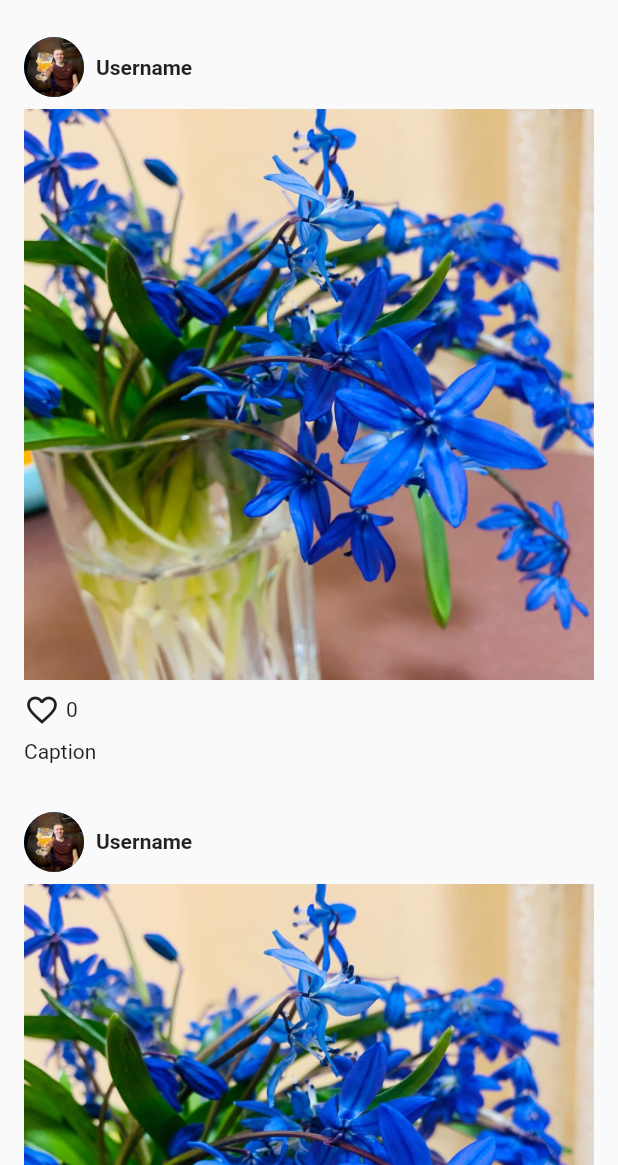
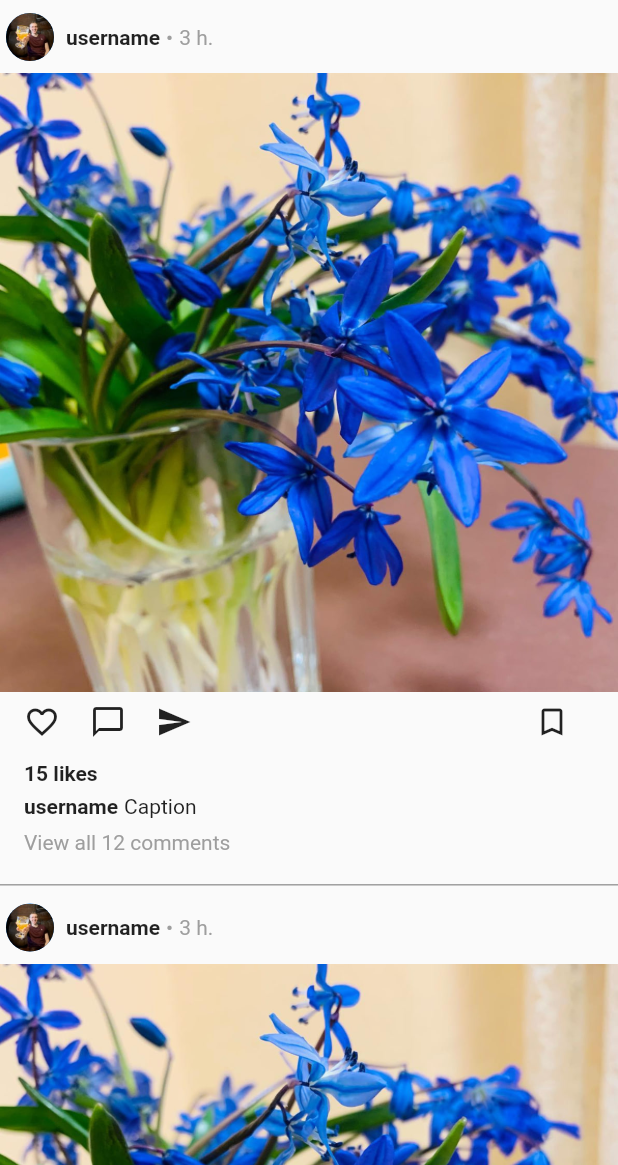
Before and after one commit to ahtoxaandy999/insta_ui, a Flutter app: the screen it shows after launch, on a phone screen of 412 x 824 dp, the part 71-1236 px from its top. Run offline on Flutter 3.47's test engine with Material 2 defaults, Android fonts, the light colour scheme and no system bars; our stand-ins replace auto_route, flutter_bloc, freezed_annotation, google_fonts; statements that could not run were skipped.

Commit message:
Update PostWidget

```diff
--- a/lib/presentation/home/home_page.dart
+++ b/lib/presentation/home/home_page.dart
@@ -32,8 +32,6 @@ class MyHomeScreen extends StatefulWidget implements AutoRouteWrapper {
 }
 
 class _MyHomeScreenState extends State<MyHomeScreen> {
-  bool isDarkModeEnabled = false;
-
   @override
   Widget build(BuildContext context) {
     return Scaffold(
@@ -56,17 +54,25 @@ class _MyHomeScreenState extends State<MyHomeScreen> {
           ),
         ],
       ),
-      body: ListView.builder(
+      body: Center(
+        child: Container(
+          constraints: const BoxConstraints(
+            maxWidth: 470.0,
+          ),
+          child: ListView.builder(
             itemCount: 10,
             itemBuilder: (context, index) {
               return const PostWidget(
-            username: 'Username',
+                username: 'username',
                 avatarImage: 'assets/avatar.jpg',
                 postImage: 'assets/post_image.jpg',
-            likes: 0,
+                likes: 15,
                 caption: 'Caption',
+                publicationTime: '3 h.',
               );
             },
+          ),
+        ),
       ),
     );
   }
--- a/lib/presentation/home/widgets/post.dart
+++ b/lib/presentation/home/widgets/post.dart
@@ -1,6 +1,10 @@
 import 'package:flutter/material.dart';
+import 'package:insta_ui/presentation/home/widgets/post_actions.dart';
+import 'package:insta_ui/presentation/home/widgets/post_comments.dart';
+import 'package:insta_ui/presentation/home/widgets/post_head.dart';
+import 'package:insta_ui/presentation/home/widgets/post_info.dart';
 
-class PostWidget extends StatelessWidget {
+class PostWidget extends StatefulWidget {
   const PostWidget({
     Key? key,
     required this.username,
@@ -8,6 +12,7 @@ class PostWidget extends StatelessWidget {
     required this.postImage,
     required this.likes,
     required this.caption,
+    required this.publicationTime,
   }) : super(key: key);
 
   final String username;
@@ -15,41 +20,53 @@ class PostWidget extends StatelessWidget {
   final String postImage;
   final int likes;
   final String caption;
+  final String publicationTime;
+
+  @override
+  _PostWidgetState createState() => _PostWidgetState();
+}
+
+class _PostWidgetState extends State<PostWidget> {
+  bool isFavoriteHovered = false;
+  bool isChatHovered = false;
+  bool isSendHovered = false;
+  bool isBookmarkHovered = false;
 
   @override
   Widget build(BuildContext context) {
     return Container(
-      padding: const EdgeInsets.all(16.0),
+      padding: const EdgeInsets.only(bottom: 20.0),
+      decoration: const BoxDecoration(
+        border: Border(bottom: BorderSide(width: 1.0, color: Colors.grey)),
+      ),
+      margin: const EdgeInsets.only(bottom: 12.0),
       child: Column(
-        crossAxisAlignment: CrossAxisAlignment.start,
+        crossAxisAlignment: CrossAxisAlignment.center,
         children: [
-          Row(
-            children: [
-              CircleAvatar(
-                radius: 20.0,
-                backgroundImage: AssetImage(avatarImage),
-              ),
-              const SizedBox(width: 8.0),
-              Text(
-                username,
-                style: const TextStyle(
-                  fontWeight: FontWeight.bold,
+          PostHead(
+              username: widget.username,
+              avatarImage: widget.avatarImage,
+              publicationTime: widget.publicationTime),
+          const SizedBox(height: 8.0),
+          Image.asset(widget.postImage),
+          Container(
+            padding: const EdgeInsets.symmetric(horizontal: 16.0),
+            child: Column(
+              children: [
+                Transform.translate(
+                  offset: const Offset(-8.0, 0.0),
+                  child: const PostActions(),
                 ),
-              ),
-            ],
+                const SizedBox(height: 6.0),
+                PostInfo(
+                    likes: widget.likes,
+                    username: widget.username,
+                    caption: widget.caption),
+                const SizedBox(height: 8.0),
+                const PostComments(commentsText: 'View all 12 comments'),
+              ],
+            ),
           ),
-          const SizedBox(height: 8.0),
-          Image.asset(postImage),
-          const SizedBox(height: 8.0),
-          Row(
-            children: [
-              const Icon(Icons.favorite_border),
-              const SizedBox(width: 4.0),
-              Text(likes.toString()),
-            ],
-          ),
-          const SizedBox(height: 8.0),
-          Text(caption),
         ],
       ),
     );
--- /dev/null
+++ b/lib/presentation/home/widgets/post_actions.dart
@@ -0,0 +1,107 @@
+import 'package:flutter/material.dart';
+
+class PostActions extends StatefulWidget {
+  const PostActions({super.key});
+
+  @override
+  _PostActionsState createState() => _PostActionsState();
+}
+
+class _PostActionsState extends State<PostActions> {
+  bool isFavoriteHovered = false;
+  bool isChatHovered = false;
+  bool isSendHovered = false;
+  bool isBookmarkHovered = false;
+
+  @override
+  Widget build(BuildContext context) {
+    return Row(
+      mainAxisAlignment: MainAxisAlignment.spaceBetween,
+      children: [
+        Row(
+          children: [
+            MouseRegion(
+              onHover: (event) {
+                setState(() {
+                  isFavoriteHovered = true;
+                });
+              },
+              onExit: (event) {
+                setState(() {
+                  isFavoriteHovered = false;
+                });
+              },
+              child: Padding(
+                padding: const EdgeInsets.all(8.0),
+                child: Opacity(
+                  opacity: isFavoriteHovered ? 0.7 : 1.0,
+                  child: const Icon(Icons.favorite_border),
+                ),
+              ),
+            ),
+            const SizedBox(width: 4.0),
+            // Repeat the same pattern for other icons
+            MouseRegion(
+              onHover: (event) {
+                setState(() {
+                  isChatHovered = true;
+                });
+              },
+              onExit: (event) {
+                setState(() {
+                  isChatHovered = false;
+                });
+              },
+              child: Padding(
+                padding: const EdgeInsets.all(8.0),
+                child: Opacity(
+                  opacity: isChatHovered ? 0.7 : 1.0,
+                  child: const Icon(Icons.chat_bubble_outline),
+                ),
+              ),
+            ),
+            const SizedBox(width: 4.0),
+            MouseRegion(
+              onHover: (event) {
+                setState(() {
+                  isSendHovered = true;
+                });
+              },
+              onExit: (event) {
+                setState(() {
+                  isSendHovered = false;
+                });
+              },
+              child: Padding(
+                padding: const EdgeInsets.all(8.0),
+                child: Opacity(
+                  opacity: isSendHovered ? 0.7 : 1.0,
+                  child: const Icon(Icons.send),
+                ),
+              ),
+            ),
+          ],
+        ),
+        MouseRegion(
+          onHover: (event) {
+            setState(() {
+              isBookmarkHovered = true;
+            });
+          },
+          onExit: (event) {
+            setState(() {
+              isBookmarkHovered = false;
+            });
+          },
+          child: Padding(
+            padding: const EdgeInsets.all(8.0),
+            child: Opacity(
+              opacity: isBookmarkHovered ? 0.7 : 1.0,
+              child: const Icon(Icons.bookmark_border),
+            ),
+          ),
+        ),
+      ],
+    );
+  }
+}
--- /dev/null
+++ b/lib/presentation/home/widgets/post_comments.dart
@@ -0,0 +1,21 @@
+import 'package:flutter/material.dart';
+
+class PostComments extends StatelessWidget {
+  final String commentsText;
+
+  const PostComments({super.key, required this.commentsText});
+
+  @override
+  Widget build(BuildContext context) {
+    return Row(
+      children: [
+        Text(
+          commentsText,
+          style: const TextStyle(
+            color: Colors.grey,
+          ),
+        ),
+      ],
+    );
+  }
+}
--- /dev/null
+++ b/lib/presentation/home/widgets/post_head.dart
@@ -0,0 +1,43 @@
+import 'package:flutter/material.dart';
+
+class PostHead extends StatelessWidget {
+  final String username;
+  final String avatarImage;
+  final String publicationTime;
+
+  const PostHead({
+    Key? key,
+    required this.username,
+    required this.avatarImage,
+    required this.publicationTime,
+  }) : super(key: key);
+
+  @override
+  Widget build(BuildContext context) {
+    return Row(
+      children: [
+        const SizedBox(width: 4.0),
+        CircleAvatar(
+          radius: 16.0,
+          backgroundImage: AssetImage(avatarImage),
+        ),
+        const SizedBox(width: 8.0),
+        Text(
+          username,
+          style: const TextStyle(
+            fontWeight: FontWeight.bold,
+          ),
+        ),
+        const SizedBox(width: 4.0),
+        const Text('•', style: TextStyle(color: Colors.grey)),
+        const SizedBox(width: 4.0),
+        Text(
+          publicationTime,
+          style: const TextStyle(
+            color: Colors.grey,
+          ),
+        ),
+      ],
+    );
+  }
+}
--- /dev/null
+++ b/lib/presentation/home/widgets/post_info.dart
@@ -0,0 +1,46 @@
+import 'package:flutter/material.dart';
+
+class PostInfo extends StatelessWidget {
+  final int likes;
+  final String username;
+  final String caption;
+
+  const PostInfo({
+    super.key,
+    required this.likes,
+    required this.username,
+    required this.caption,
+  });
+
+  @override
+  Widget build(BuildContext context) {
+    return Column(
+      crossAxisAlignment: CrossAxisAlignment.start,
+      children: [
+        Row(
+          children: [
+            Text(
+              '$likes likes',
+              style: const TextStyle(
+                fontWeight: FontWeight.bold,
+              ),
+            ),
+          ],
+        ),
+        const SizedBox(height: 6.0),
+        Row(
+          children: [
+            Text(
+              username,
+              style: const TextStyle(
+                fontWeight: FontWeight.bold,
+              ),
+            ),
+            const SizedBox(width: 4.0),
+            Text(caption),
+          ],
+        ),
+      ],
+    );
+  }
+}
```
Lines whose indentation alone changed are shown as unchanged.
